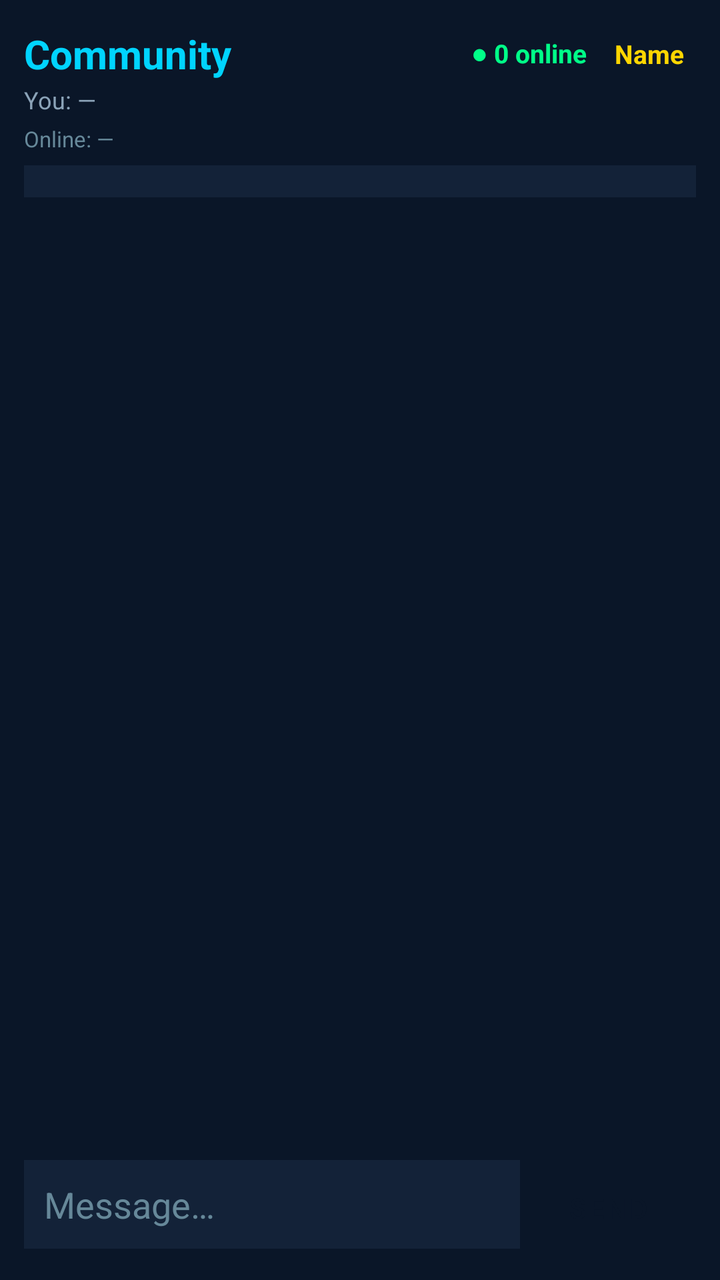
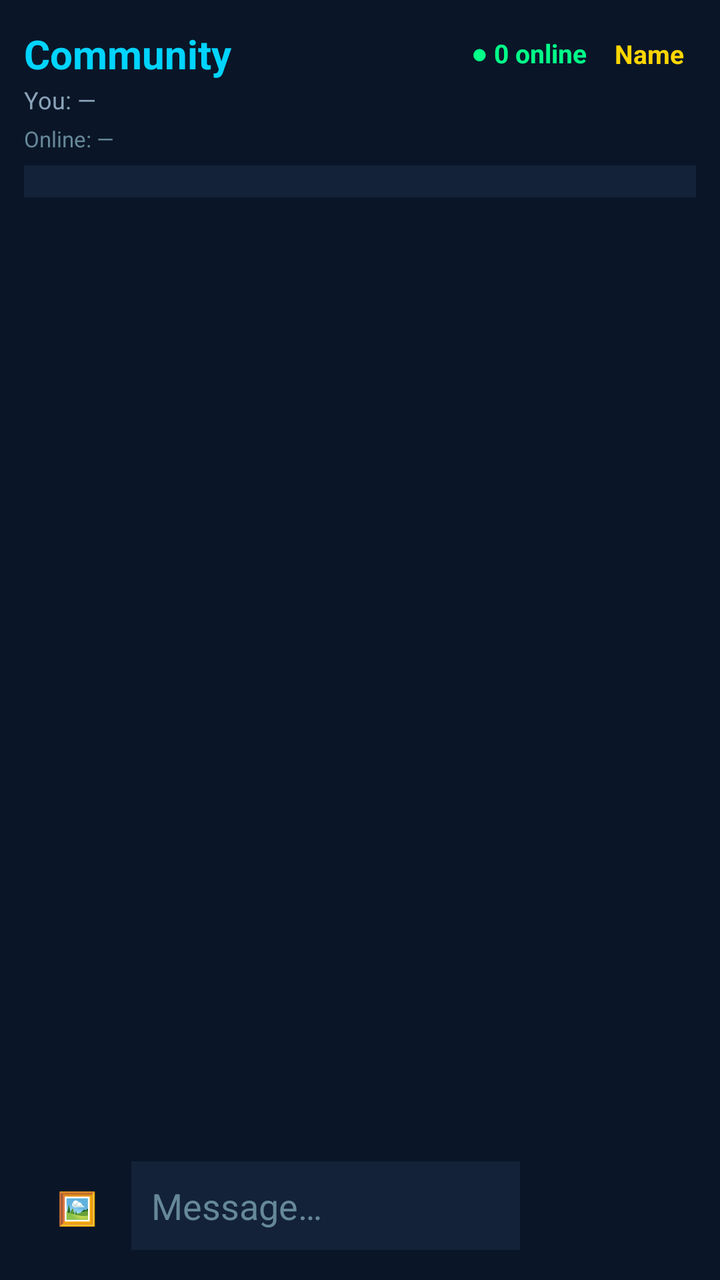

Before-and-after screenshots of an Android layout around one commit, followed by the original layout XML and the change that was made.
<!-- AndroidManifest.xml: activity theme Theme.AEGIS -->
<!-- res/layout/activity_community.xml -->
<?xml version="1.0" encoding="utf-8"?>
<LinearLayout xmlns:android="http://schemas.android.com/apk/res/android"
    android:layout_width="match_parent"
    android:layout_height="match_parent"
    android:orientation="vertical"
    android:background="#0A1628"
    android:padding="12dp">

    <LinearLayout
        android:layout_width="match_parent"
        android:layout_height="wrap_content"
        android:orientation="horizontal"
        android:gravity="center_vertical">

        <TextView
            android:layout_width="0dp"
            android:layout_height="wrap_content"
            android:layout_weight="1"
            android:text="Community"
            android:textColor="#00D4FF"
            android:textSize="20sp"
            android:textStyle="bold" />

        <TextView
            android:id="@+id/onlineBadge"
            android:layout_width="wrap_content"
            android:layout_height="wrap_content"
            android:text="● 0 online"
            android:textColor="#00FF88"
            android:textSize="13sp"
            android:textStyle="bold"
            android:paddingEnd="8dp" />

        <TextView
            android:id="@+id/editNameBtn"
            android:layout_width="wrap_content"
            android:layout_height="wrap_content"
            android:text="Name"
            android:textColor="#FFD600"
            android:textSize="13sp"
            android:textStyle="bold"
            android:padding="6dp" />
    </LinearLayout>

    <TextView
        android:id="@+id/myNameLabel"
        android:layout_width="match_parent"
        android:layout_height="wrap_content"
        android:text="You: —"
        android:textColor="#8BA3B8"
        android:textSize="12sp"
        android:paddingBottom="4dp" />

    <TextView
        android:id="@+id/onlineList"
        android:layout_width="match_parent"
        android:layout_height="wrap_content"
        android:text="Online: —"
        android:textColor="#668899"
        android:textSize="11sp"
        android:maxLines="2"
        android:paddingBottom="6dp" />

    <Spinner
        android:id="@+id/roomSpinner"
        android:layout_width="match_parent"
        android:layout_height="wrap_content"
        android:background="#132238"
        android:padding="8dp" />

    <androidx.recyclerview.widget.RecyclerView
        android:id="@+id/msgList"
        android:layout_width="match_parent"
        android:layout_height="0dp"
        android:layout_weight="1"
        android:paddingTop="8dp" />

    <LinearLayout
        android:layout_width="match_parent"
        android:layout_height="wrap_content"
        android:orientation="horizontal"
        android:paddingTop="8dp">

        <EditText
            android:id="@+id/msgInput"
            android:layout_width="0dp"
            android:layout_height="wrap_content"
            android:layout_weight="1"
            android:hint="Message…"
            android:textColor="#FFFFFF"
            android:textColorHint="#668899"
            android:background="#132238"
            android:padding="10dp"
            android:inputType="textCapSentences|textMultiLine"
            android:maxLines="3" />

        <Button
            android:id="@+id/sendBtn"
            android:layout_width="wrap_content"
            android:layout_height="wrap_content"
            android:text="Send"
            android:textColor="#0A1628"
            android:backgroundTint="#00D4FF" />
    </LinearLayout>
</LinearLayout>
<!-- resources referenced by this layout -->
<resources>
  <style name="Theme.AEGIS" parent="Theme.MaterialComponents.DayNight.NoActionBar">
          <item name="colorPrimary">@color/aegis_blue</item>
          <item name="colorPrimaryDark">@color/aegis_bg</item>
          <item name="colorAccent">@color/aegis_gold</item>
          <item name="android:statusBarColor">@color/aegis_bg</item>
          <item name="android:navigationBarColor">@color/aegis_bg</item>
          <item name="android:windowBackground">@color/aegis_bg</item>
          <item name="android:textColorPrimary">@color/aegis_text</item>
          <item name="android:textColorSecondary">@color/aegis_muted</item>
          <item name="android:textColor">@color/aegis_text</item>
          <item name="android:textColorHint">@color/aegis_muted</item>
          <item name="colorOnPrimary">@color/aegis_text</item>
          <item name="colorOnSurface">@color/aegis_text</item>
          <item name="android:buttonStyle">@style/Widget.AEGIS.Button</item>
      </style>
  <color name="aegis_blue">#1E90FF</color>
  <color name="aegis_bg">#061018</color>
  <color name="aegis_gold">#F0D78C</color>
  <color name="aegis_text">#FFFFFF</color>
  <color name="aegis_muted">#8BA3B8</color>
  <style name="Widget.AEGIS.Button" parent="Widget.MaterialComponents.Button">
          <item name="android:textColor">#FFFFFF</item>
          <item name="backgroundTint">@null</item>
      </style>
</resources>

<!-- the commit's change to res/layout/activity_community.xml (unified diff, before → after) -->
@@ -81,6 +81,16 @@
         android:orientation="horizontal"
         android:paddingTop="8dp">
 
+        <Button
+            android:id="@+id/attachBtn"
+            android:layout_width="wrap_content"
+            android:layout_height="wrap_content"
+            android:text="🖼"
+            android:textSize="16sp"
+            android:textColor="#0A1628"
+            android:backgroundTint="#FFD600"
+            android:minWidth="48dp" />
+
         <EditText
             android:id="@+id/msgInput"
             android:layout_width="0dp"
